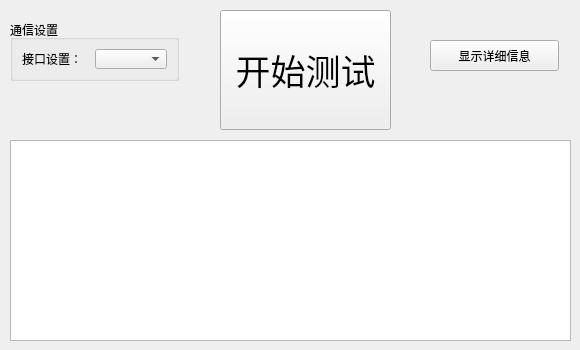
superfire/agv_gz_test, file widget.ui: the form before one commit.
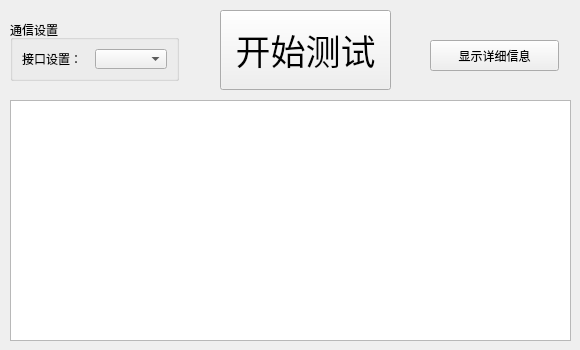
The form after the commit.

The edit to the form file:
```diff
--- a/widget.ui
+++ b/widget.ui
@@ -73,7 +73,7 @@
      <x>220</x>
      <y>10</y>
      <width>171</width>
-     <height>120</height>
+     <height>80</height>
     </rect>
    </property>
    <property name="sizePolicy">
@@ -85,7 +85,7 @@
    <property name="minimumSize">
     <size>
      <width>0</width>
-     <height>120</height>
+     <height>80</height>
     </size>
    </property>
    <property name="font">
@@ -102,9 +102,9 @@
    <property name="geometry">
     <rect>
      <x>10</x>
-     <y>140</y>
+     <y>100</y>
      <width>561</width>
-     <height>201</height>
+     <height>241</height>
     </rect>
    </property>
   </widget>
```
